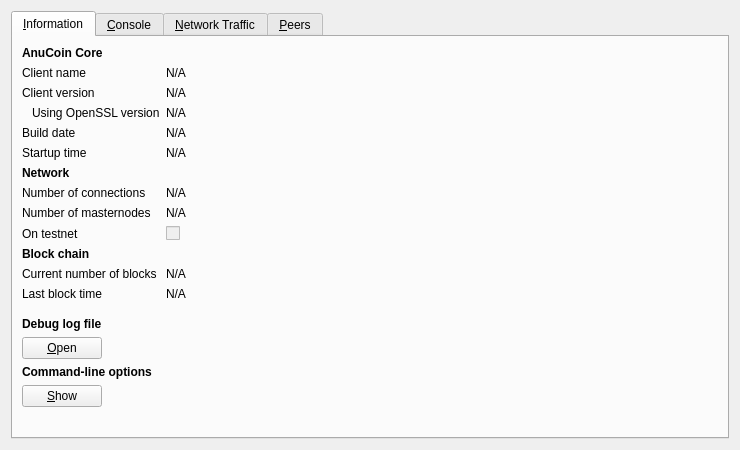
First picture: the form in src/qt/forms/rpcconsole.ui, repository anucore/anucore, before the edit.
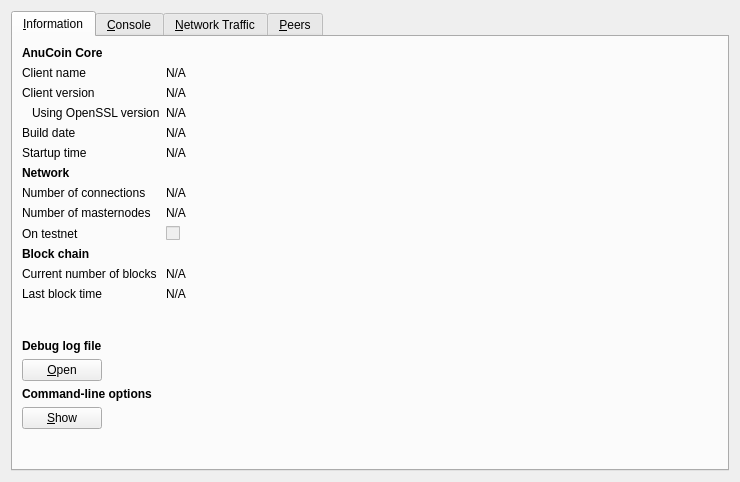
Second picture: the form after the edit. The open tabs and pages were chosen to show the change. Icons and pictures are not drawn. Custom widgets are drawn as their Qt base class.

```diff
--- a/src/qt/forms/rpcconsole.ui
+++ b/src/qt/forms/rpcconsole.ui
@@ -7,7 +7,7 @@
     <x>0</x>
     <y>0</y>
     <width>740</width>
-    <height>450</height>
+    <height>482</height>
    </rect>
   </property>
   <property name="windowTitle">
```
Left out of the diff: 2 changed lines with no effect on the pictures.
